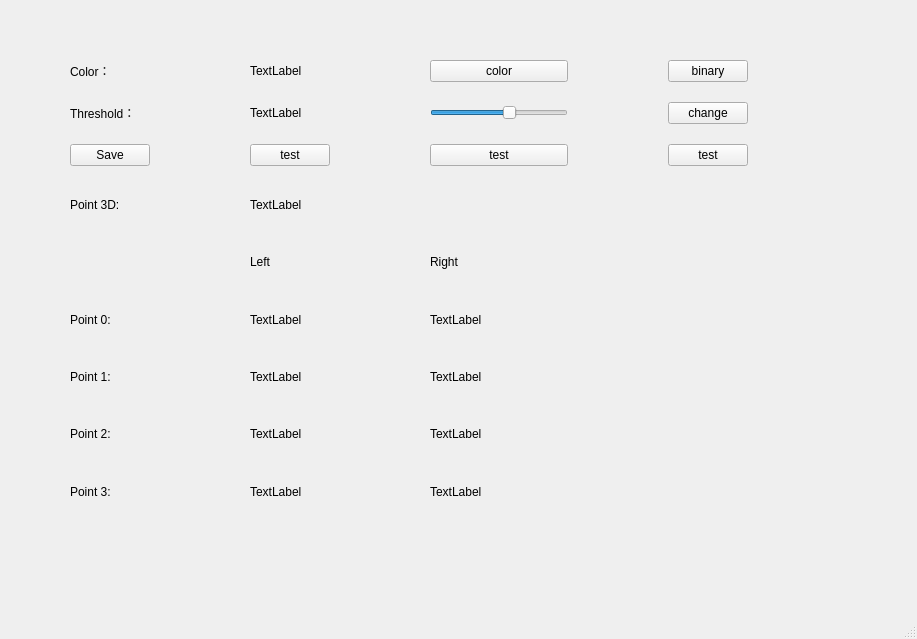
Before: the Qt Designer form src/gui/qt_gui/ui/main.ui in kev1nCh1u/motion_capture, drawn with Qt 5.
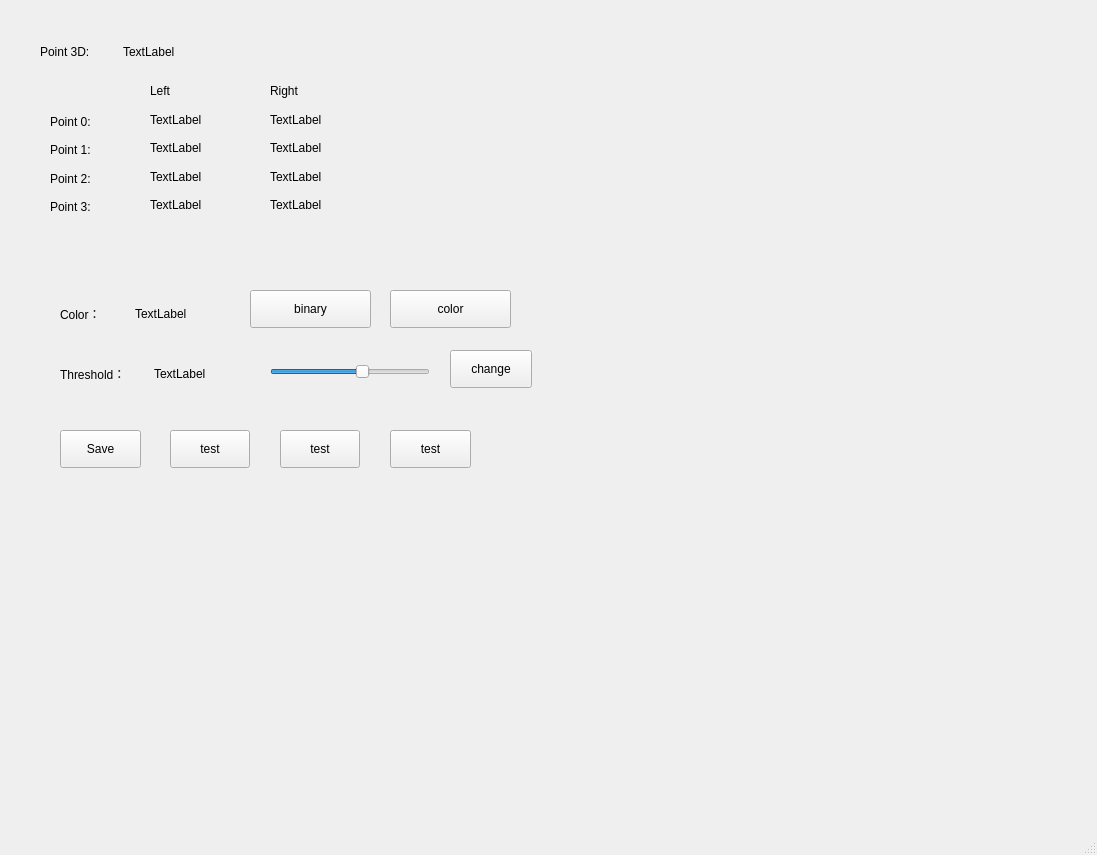
After: the same form once the commit is applied.

```diff
--- a/src/gui/qt_gui/ui/main.ui
+++ b/src/gui/qt_gui/ui/main.ui
@@ -6,8 +6,8 @@
    <rect>
     <x>0</x>
     <y>0</y>
-    <width>917</width>
-    <height>639</height>
+    <width>1097</width>
+    <height>855</height>
    </rect>
   </property>
   <property name="windowTitle">
@@ -17,234 +17,337 @@
    <widget class="QWidget" name="widget_2" native="true">
     <property name="geometry">
      <rect>
-      <x>50</x>
+      <x>30</x>
+      <y>280</y>
+      <width>521</width>
+      <height>221</height>
+     </rect>
+    </property>
+    <widget class="QWidget" name="">
+     <property name="geometry">
+      <rect>
+       <x>30</x>
+       <y>80</y>
+       <width>181</width>
+       <height>27</height>
+      </rect>
+     </property>
+     <layout class="QHBoxLayout" name="horizontalLayout_2">
+      <item>
+       <widget class="QLabel" name="label_3">
+        <property name="text">
+         <string>Threshold：</string>
+        </property>
+       </widget>
+      </item>
+      <item>
+       <widget class="QLabel" name="label_4">
+        <property name="text">
+         <string>TextLabel</string>
+        </property>
+       </widget>
+      </item>
+     </layout>
+    </widget>
+    <widget class="QPushButton" name="pushButton_2">
+     <property name="geometry">
+      <rect>
+       <x>220</x>
+       <y>10</y>
+       <width>121</width>
+       <height>38</height>
+      </rect>
+     </property>
+     <property name="text">
+      <string>binary</string>
+     </property>
+    </widget>
+    <widget class="QPushButton" name="pushButton">
+     <property name="geometry">
+      <rect>
+       <x>360</x>
+       <y>10</y>
+       <width>121</width>
+       <height>38</height>
+      </rect>
+     </property>
+     <property name="text">
+      <string>color</string>
+     </property>
+    </widget>
+    <widget class="QWidget" name="">
+     <property name="geometry">
+      <rect>
+       <x>30</x>
+       <y>20</y>
+       <width>144</width>
+       <height>27</height>
+      </rect>
+     </property>
+     <layout class="QHBoxLayout" name="horizontalLayout_3">
+      <item>
+       <widget class="QLabel" name="label_5">
+        <property name="text">
+         <string>Color：</string>
+        </property>
+       </widget>
+      </item>
+      <item>
+       <widget class="QLabel" name="label_2">
+        <property name="text">
+         <string>TextLabel</string>
+        </property>
+       </widget>
+      </item>
+     </layout>
+    </widget>
+    <widget class="QSlider" name="horizontalSlider">
+     <property name="geometry">
+      <rect>
+       <x>240</x>
+       <y>80</y>
+       <width>160</width>
+       <height>24</height>
+      </rect>
+     </property>
+     <property name="maximum">
+      <number>255</number>
+     </property>
+     <property name="value">
+      <number>150</number>
+     </property>
+     <property name="orientation">
+      <enum>Qt::Horizontal</enum>
+     </property>
+    </widget>
+    <widget class="QPushButton" name="pushButton_4">
+     <property name="geometry">
+      <rect>
+       <x>420</x>
+       <y>70</y>
+       <width>82</width>
+       <height>38</height>
+      </rect>
+     </property>
+     <property name="text">
+      <string>change</string>
+     </property>
+    </widget>
+    <widget class="QPushButton" name="pushButton_6">
+     <property name="geometry">
+      <rect>
+       <x>140</x>
+       <y>150</y>
+       <width>80</width>
+       <height>38</height>
+      </rect>
+     </property>
+     <property name="text">
+      <string>test</string>
+     </property>
+    </widget>
+    <widget class="QPushButton" name="pushButton_7">
+     <property name="geometry">
+      <rect>
+       <x>250</x>
+       <y>150</y>
+       <width>80</width>
+       <height>38</height>
+      </rect>
+     </property>
+     <property name="text">
+      <string>test</string>
+     </property>
+    </widget>
+    <widget class="QPushButton" name="pushButton_5">
+     <property name="geometry">
+      <rect>
+       <x>360</x>
+       <y>150</y>
+       <width>81</width>
+       <height>38</height>
+      </rect>
+     </property>
+     <property name="text">
+      <string>test</string>
+     </property>
+    </widget>
+    <widget class="QPushButton" name="pushButton_3">
+     <property name="geometry">
+      <rect>
+       <x>30</x>
+       <y>150</y>
+       <width>81</width>
+       <height>38</height>
+      </rect>
+     </property>
+     <property name="text">
+      <string>Save</string>
+     </property>
+    </widget>
+   </widget>
+   <widget class="QWidget" name="widget" native="true">
+    <property name="geometry">
+     <rect>
+      <x>30</x>
       <y>30</y>
-      <width>721</width>
-      <height>511</height>
+      <width>351</width>
+      <height>211</height>
      </rect>
     </property>
-    <widget class="QWidget" name="gridLayoutWidget">
+    <widget class="QWidget" name="">
      <property name="geometry">
       <rect>
        <x>20</x>
-       <y>30</y>
-       <width>678</width>
-       <height>450</height>
+       <y>80</y>
+       <width>68</width>
+       <height>108</height>
       </rect>
      </property>
-     <layout class="QGridLayout" name="gridLayout">
-      <property name="sizeConstraint">
-       <enum>QLayout::SetDefaultConstraint</enum>
-      </property>
-      <property name="rightMargin">
-       <number>0</number>
-      </property>
-      <property name="bottomMargin">
-       <number>0</number>
-      </property>
-      <property name="horizontalSpacing">
-       <number>100</number>
-      </property>
-      <property name="verticalSpacing">
-       <number>20</number>
-      </property>
-      <item row="1" column="1">
-       <widget class="QLabel" name="label_4">
+     <layout class="QVBoxLayout" name="verticalLayout">
+      <item>
+       <widget class="QLabel" name="label_8">
         <property name="text">
-         <string>TextLabel</string>
+         <string>Point 0: </string>
         </property>
        </widget>
       </item>
-      <item row="8" column="1">
-       <widget class="QLabel" name="label_15">
-        <property name="text">
-         <string>TextLabel</string>
-        </property>
-       </widget>
-      </item>
-      <item row="8" column="0">
-       <widget class="QLabel" name="label_11">
-        <property name="text">
-         <string>Point 3:</string>
-        </property>
-       </widget>
-      </item>
-      <item row="0" column="3">
-       <widget class="QPushButton" name="pushButton_2">
-        <property name="text">
-         <string>binary</string>
-        </property>
-       </widget>
-      </item>
-      <item row="6" column="0">
+      <item>
        <widget class="QLabel" name="label_9">
         <property name="text">
          <string>Point 1:</string>
         </property>
        </widget>
       </item>
-      <item row="6" column="2">
-       <widget class="QLabel" name="label_17">
+      <item>
+       <widget class="QLabel" name="label_10">
         <property name="text">
+         <string>Point 2:</string>
+        </property>
+       </widget>
+      </item>
+      <item>
+       <widget class="QLabel" name="label_11">
+        <property name="text">
+         <string>Point 3:</string>
+        </property>
+       </widget>
+      </item>
+     </layout>
+    </widget>
+    <widget class="QWidget" name="">
+     <property name="geometry">
+      <rect>
+       <x>120</x>
+       <y>50</y>
+       <width>80</width>
+       <height>136</height>
+      </rect>
+     </property>
+     <layout class="QVBoxLayout" name="verticalLayout_2">
+      <item>
+       <widget class="QLabel" name="label_20">
+        <property name="text">
+         <string>Left</string>
+        </property>
+       </widget>
+      </item>
+      <item>
+       <widget class="QLabel" name="label_12">
+        <property name="text">
          <string>TextLabel</string>
         </property>
        </widget>
       </item>
-      <item row="5" column="2">
-       <widget class="QLabel" name="label_16">
+      <item>
+       <widget class="QLabel" name="label_13">
         <property name="text">
          <string>TextLabel</string>
         </property>
        </widget>
       </item>
-      <item row="7" column="1">
+      <item>
        <widget class="QLabel" name="label_14">
         <property name="text">
          <string>TextLabel</string>
         </property>
        </widget>
       </item>
-      <item row="3" column="0">
-       <widget class="QLabel" name="label_7">
+      <item>
+       <widget class="QLabel" name="label_15">
         <property name="text">
-         <string>Point 3D:</string>
+         <string>TextLabel</string>
         </property>
        </widget>
       </item>
-      <item row="4" column="2">
+     </layout>
+    </widget>
+    <widget class="QWidget" name="">
+     <property name="geometry">
+      <rect>
+       <x>240</x>
+       <y>50</y>
+       <width>80</width>
+       <height>136</height>
+      </rect>
+     </property>
+     <layout class="QVBoxLayout" name="verticalLayout_3">
+      <item>
        <widget class="QLabel" name="label_21">
         <property name="text">
          <string>Right</string>
         </property>
        </widget>
       </item>
-      <item row="1" column="2">
-       <widget class="QSlider" name="horizontalSlider">
-        <property name="maximum">
-         <number>255</number>
-        </property>
-        <property name="value">
-         <number>150</number>
-        </property>
-        <property name="orientation">
-         <enum>Qt::Horizontal</enum>
-        </property>
-       </widget>
-      </item>
-      <item row="2" column="0">
-       <widget class="QPushButton" name="pushButton_3">
+      <item>
+       <widget class="QLabel" name="label_16">
         <property name="text">
-         <string>Save</string>
-        </property>
-       </widget>
-      </item>
-      <item row="2" column="2">
-       <widget class="QPushButton" name="pushButton_6">
-        <property name="text">
-         <string>test</string>
-        </property>
-       </widget>
-      </item>
-      <item row="0" column="1">
-       <widget class="QLabel" name="label_2">
-        <property name="text">
          <string>TextLabel</string>
         </property>
        </widget>
       </item>
-      <item row="6" column="1">
-       <widget class="QLabel" name="label_13">
+      <item>
+       <widget class="QLabel" name="label_17">
         <property name="text">
          <string>TextLabel</string>
         </property>
        </widget>
       </item>
-      <item row="0" column="0">
-       <widget class="QLabel" name="label_5">
-        <property name="text">
-         <string>Color：</string>
-        </property>
-       </widget>
-      </item>
-      <item row="1" column="3">
-       <widget class="QPushButton" name="pushButton_4">
-        <property name="text">
-         <string>change</string>
-        </property>
-       </widget>
-      </item>
-      <item row="2" column="1">
-       <widget class="QPushButton" name="pushButton_5">
-        <property name="text">
-         <string>test</string>
-        </property>
-       </widget>
-      </item>
-      <item row="3" column="1">
-       <widget class="QLabel" name="label">
-        <property name="text">
-         <string>TextLabel</string>
-        </property>
-       </widget>
-      </item>
-      <item row="8" column="2">
-       <widget class="QLabel" name="label_19">
-        <property name="text">
-         <string>TextLabel</string>
-        </property>
-       </widget>
-      </item>
-      <item row="1" column="0">
-       <widget class="QLabel" name="label_3">
-        <property name="text">
-         <string>Threshold：</string>
-        </property>
-       </widget>
-      </item>
-      <item row="4" column="1">
-       <widget class="QLabel" name="label_20">
-        <property name="text">
-         <string>Left</string>
-        </property>
-       </widget>
-      </item>
-      <item row="7" column="2">
+      <item>
        <widget class="QLabel" name="label_18">
         <property name="text">
          <string>TextLabel</string>
         </property>
        </widget>
       </item>
-      <item row="2" column="3">
-       <widget class="QPushButton" name="pushButton_7">
+      <item>
+       <widget class="QLabel" name="label_19">
         <property name="text">
-         <string>test</string>
+         <string>TextLabel</string>
         </property>
        </widget>
       </item>
-      <item row="7" column="0">
-       <widget class="QLabel" name="label_10">
+     </layout>
+    </widget>
+    <widget class="QWidget" name="">
+     <property name="geometry">
+      <rect>
+       <x>10</x>
+       <y>10</y>
+       <width>160</width>
+       <height>24</height>
+      </rect>
+     </property>
+     <layout class="QHBoxLayout" name="horizontalLayout">
+      <item>
+       <widget class="QLabel" name="label_7">
         <property name="text">
-         <string>Point 2:</string>
+         <string>Point 3D:</string>
         </property>
        </widget>
       </item>
-      <item row="5" column="0">
-       <widget class="QLabel" name="label_8">
-        <property name="text">
-         <string>Point 0:</string>
-        </property>
-       </widget>
-      </item>
-      <item row="0" column="2">
-       <widget class="QPushButton" name="pushButton">
-        <property name="text">
-         <string>color</string>
-        </property>
-       </widget>
-      </item>
-      <item row="5" column="1">
-       <widget class="QLabel" name="label_12">
+      <item>
+       <widget class="QLabel" name="label">
         <property name="text">
          <string>TextLabel</string>
         </property>
```
Left out of the diff: 2 changed lines with no effect on the pictures.
